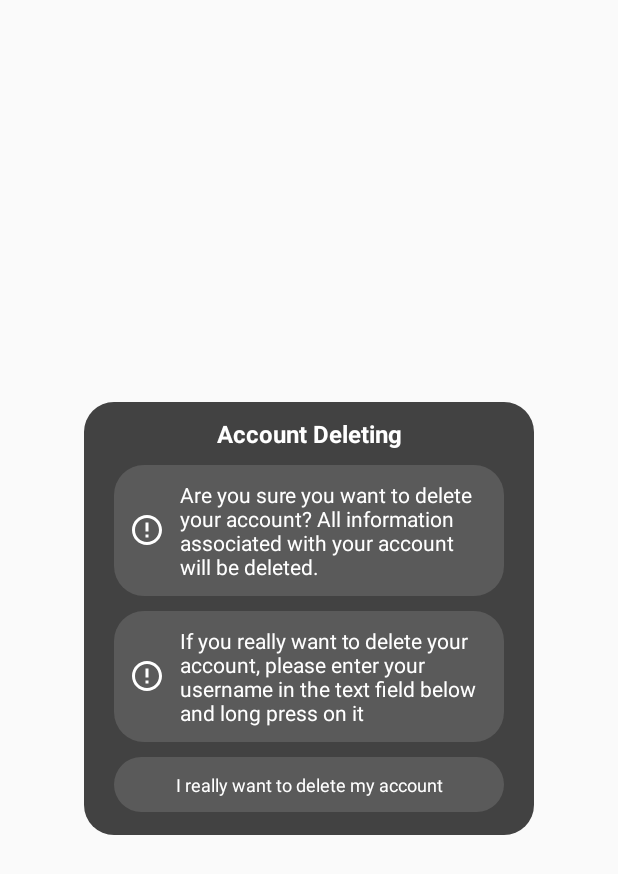
After one commit to KolyaFedorenko/StormWatch, an Android app: the layout delete_account_dialog.xml on its own in the app's theme, with its tools: preview values and no code run, on a phone screen of 412 x 824 dp. The commit adds this screen. Shown: the top 874 px of the screen. Run offline under Robolectric (Android 15) with nearby library versions, the phone set to English and light mode, and no system bars.

Commit message:
Added account deletion dialog

```diff
--- /dev/null
+++ b/app/src/main/java/com/example/moviereviewer/AccountDeletingDialog.java
@@ -0,0 +1,92 @@
+package com.example.moviereviewer;
+
+import android.app.Activity;
+import android.app.Dialog;
+import android.content.Context;
+import android.graphics.Color;
+import android.graphics.drawable.ColorDrawable;
+import android.text.Editable;
+import android.text.InputType;
+import android.text.TextWatcher;
+import android.view.View;
+import android.view.Window;
+import android.widget.EditText;
+import android.widget.Toast;
+
+import androidx.constraintlayout.widget.ConstraintLayout;
+
+import com.google.firebase.database.DatabaseReference;
+import com.google.firebase.database.FirebaseDatabase;
+
+public class AccountDeletingDialog extends CustomDialog {
+
+    private ConstraintLayout constraintDeleteAccount;
+    private EditText dialogEditDeletingUser;
+    private String login;
+    private boolean deletionConfirmed = false;
+    private DatabaseReference databaseReference = FirebaseDatabase.getInstance().getReference();
+
+    public AccountDeletingDialog(String login){
+        this.login = login;
+    }
+
+    @Override
+    public void showDialog(Activity activity) {
+        final Dialog dialog = new Dialog(activity);
+        dialog.requestWindowFeature(Window.FEATURE_NO_TITLE);
+        dialog.setCancelable(true);
+        dialog.setContentView(R.layout.delete_account_dialog);
+        dialog.getWindow().setBackgroundDrawable(new ColorDrawable(Color.TRANSPARENT));
+        findViews(dialog);
+        useViews(dialog);
+        dialog.show();
+    }
+
+    @Override
+    public void findViews(Dialog dialog) {
+        constraintDeleteAccount = dialog.findViewById(R.id.constraintDeleteAccount);
+        dialogEditDeletingUser = dialog.findViewById(R.id.dialogEditDeletingUser);
+    }
+
+    @Override
+    public void useViews(Dialog dialog) {
+        Context context = dialog.getContext();
+        constraintDeleteAccount.setOnClickListener(new View.OnClickListener() {
+            @Override
+            public void onClick(View v) {
+                if (dialogEditDeletingUser.getVisibility() == View.GONE){
+                    dialogEditDeletingUser.setVisibility(View.VISIBLE);
+                } else {
+                    dialogEditDeletingUser.setVisibility(View.GONE);
+                }
+            }
+        });
+
+        dialogEditDeletingUser.addTextChangedListener(new TextWatcher() {
+            @Override
+            public void beforeTextChanged(CharSequence s, int start, int count, int after) { }
+
+            @Override
+            public void onTextChanged(CharSequence s, int start, int before, int count) { }
+
+            @Override
+            public void afterTextChanged(Editable s) {
+                if (s.toString().equals(login)){
+                    dialogEditDeletingUser.setBackground(context.getDrawable(R.drawable.rounded_button_black));
+                    dialogEditDeletingUser.setTextColor(context.getColor(R.color.black));
+                    dialogEditDeletingUser.setFocusable(false);
+                    dialogEditDeletingUser.setClickable(true);
+                    dialogEditDeletingUser.setInputType(InputType.TYPE_NULL);
+                    deletionConfirmed = true;
+                }
+            }
+        });
+
+        dialogEditDeletingUser.setOnClickListener(new View.OnClickListener() {
+            @Override
+            public void onClick(View v) {
+                if (deletionConfirmed) Toast.makeText(context, "Clicked!", Toast.LENGTH_SHORT).show();
+            }
+        });
+    }
+}
--- a/app/src/main/java/com/example/moviereviewer/ProfileFragment.java
+++ b/app/src/main/java/com/example/moviereviewer/ProfileFragment.java
@@ -51,7 +51,7 @@ public class ProfileFragment extends Fragment implements ViewableFragment {
     private Button buttonSingOut;
     private TextView textLogin, textStatus;
     private CircleImageView imageProfile;
-    private ConstraintLayout clFavoriteMovies;
+    private ConstraintLayout clFavoriteMovies, clDeleteMyAccount;
     private RecyclerView recyclerViewFavorites;
 
     public ProfileFragment(String login) {
@@ -92,6 +92,7 @@ public class ProfileFragment extends Fragment implements ViewableFragment {
         textStatus = view.findViewById(R.id.textStatus);
         imageProfile = view.findViewById(R.id.imageProfile);
         clFavoriteMovies = view.findViewById(R.id.clFavoriteMovies);
+        clDeleteMyAccount = view.findViewById(R.id.clDeleteMyAccount);
         recyclerViewFavorites = view.findViewById(R.id.recyclerViewFavorites);
     }
 
@@ -141,6 +142,13 @@ public class ProfileFragment extends Fragment implements ViewableFragment {
             }
         });
 
+        clDeleteMyAccount.setOnClickListener(new View.OnClickListener() {
+            @Override
+            public void onClick(View v) {
+                new AccountDeletingDialog(login).showDialog(getActivity());
+            }
+        });
+
         textLogin.setText(login);
         Glide.with(getActivity()).load(FirebaseStorage.getInstance().getReference()
                 .child(login + "/Images/ProfileImage"))
--- /dev/null
+++ b/app/src/main/res/drawable/ic_caution.xml
@@ -0,0 +1,10 @@
+<vector xmlns:android="http://schemas.android.com/apk/res/android"
+        android:width="24dp"
+        android:height="24dp"
+        android:viewportWidth="24.0"
+        android:viewportHeight="24.0"
+        android:tint="?attr/colorControlNormal">
+    <path
+        android:fillColor="@android:color/white"
+        android:pathData="M11,15h2v2h-2zM11,7h2v6h-2zM11.99,2C6.47,2 2,6.48 2,12s4.47,10 9.99,10C17.52,22 22,17.52 22,12S17.52,2 11.99,2zM12,20c-4.42,0 -8,-3.58 -8,-8s3.58,-8 8,-8 8,3.58 8,8 -3.58,8 -8,8z"/>
+</vector>
--- /dev/null
+++ b/app/src/main/res/layout/delete_account_dialog.xml
@@ -0,0 +1,105 @@
+<?xml version="1.0" encoding="utf-8"?>
+<androidx.constraintlayout.widget.ConstraintLayout xmlns:android="http://schemas.android.com/apk/res/android"
+    android:layout_width="match_parent"
+    android:layout_height="match_parent"
+    xmlns:app="http://schemas.android.com/apk/res-auto">
+
+    <androidx.constraintlayout.widget.ConstraintLayout
+        android:layout_width="300dp"
+        android:layout_height="wrap_content"
+        app:layout_constraintTop_toTopOf="parent"
+        app:layout_constraintBottom_toBottomOf="parent"
+        app:layout_constraintStart_toStartOf="parent"
+        app:layout_constraintEnd_toEndOf="parent"
+        android:background="@drawable/rounded_background">
+
+        <TextView
+            android:id="@+id/textAccountDeleting"
+            android:layout_width="wrap_content"
+            android:layout_height="wrap_content"
+            app:layout_constraintTop_toTopOf="parent"
+            app:layout_constraintStart_toStartOf="parent"
+            app:layout_constraintEnd_toEndOf="parent"
+            android:text="@string/account_deleting"
+            android:textColor="@color/white"
+            android:textSize="16sp"
+            android:textStyle="bold"
+            android:layout_marginTop="10dp"/>
+
+        <TextView
+            android:id="@+id/textDeletingCaution"
+            android:layout_width="match_parent"
+            android:layout_height="wrap_content"
+            app:layout_constraintTop_toBottomOf="@id/textAccountDeleting"
+            android:text="@string/account_deleting_caution"
+            android:textColor="@color/white"
+            android:layout_marginTop="10dp"
+            android:layout_marginHorizontal="20dp"
+            android:drawableStart="@drawable/ic_caution"
+            android:drawablePadding="10dp"
+            android:drawableTint="@color/white"
+            android:background="@drawable/rounded_background_light"
+            android:paddingVertical="10dp"
+            android:paddingHorizontal="10dp"/>
+
+        <TextView
+            android:id="@+id/textDeletingInstruction"
+            android:layout_width="match_parent"
+            android:layout_height="wrap_content"
+            app:layout_constraintTop_toBottomOf="@id/textDeletingCaution"
+            android:text="@string/account_deleting_instruction"
+            android:textColor="@color/white"
+            android:layout_marginTop="10dp"
+            android:layout_marginHorizontal="20dp"
+            android:drawableStart="@drawable/ic_caution"
+            android:drawablePadding="10dp"
+            android:drawableTint="@color/white"
+            android:background="@drawable/rounded_background_light"
+            android:paddingVertical="10dp"
+            android:paddingHorizontal="10dp"/>
+
+        <androidx.constraintlayout.widget.ConstraintLayout
+            android:id="@+id/constraintDeleteAccount"
+            android:layout_width="match_parent"
+            android:layout_height="wrap_content"
+            app:layout_constraintTop_toBottomOf="@id/textDeletingInstruction"
+            app:layout_constraintBottom_toBottomOf="parent"
+            android:layout_marginHorizontal="20dp"
+            android:layout_marginTop="10dp"
+            android:layout_marginBottom="15dp"
+            android:background="@drawable/rounded_background_light"
+            android:animateLayoutChanges="true">
+
+            <TextView
+                android:id="@+id/textDeletingConfirmation"
+                android:layout_width="wrap_content"
+                android:layout_height="wrap_content"
+                app:layout_constraintTop_toTopOf="parent"
+                app:layout_constraintStart_toStartOf="parent"
+                app:layout_constraintEnd_toEndOf="parent"
+                app:layout_constraintBottom_toTopOf="@id/dialogEditDeletingUser"
+                android:text="@string/deleting_confirmation"
+                android:textColor="@color/white"
+                android:textSize="12sp"
+                android:layout_marginTop="10dp"
+                android:layout_marginBottom="10dp"/>
+
+            <EditText
+                android:id="@+id/dialogEditDeletingUser"
+                style="@style/EditTextHint"
+                android:layout_width="match_parent"
+                android:layout_height="40dp"
+                app:layout_constraintBottom_toBottomOf="parent"
+                android:background="@drawable/rounded_item"
+                android:hint="@string/your_username"
+                android:textColor="@color/white"
+                android:layout_marginHorizontal="20dp"
+                android:textAlignment="center"
+                android:inputType="text"
+                android:textSize="12sp"
+                android:layout_marginBottom="10dp"
+                android:clickable="false"
+                android:visibility="gone"/>
+        </androidx.constraintlayout.widget.ConstraintLayout>
+    </androidx.constraintlayout.widget.ConstraintLayout>
+</androidx.constraintlayout.widget.ConstraintLayout>
--- a/app/src/main/res/values/strings.xml
+++ b/app/src/main/res/values/strings.xml
@@ -29,4 +29,11 @@
     <string name="change_password">Change my password</string>
     <string name="delete_my_account">Delete my account</string>
     <string name="how_to_use_this_app">How to use this app?</string>
+    <string name="account_deleting">Account Deleting</string>
+    <string name="account_deleting_caution">Are you sure you want to delete your account?
+        All information associated with your account will be deleted.</string>
+    <string name="account_deleting_instruction">If you really want to delete your account,
+        please enter your username in the text field below and long press on it</string>
+    <string name="deleting_confirmation">I really want to delete my account</string>
+    <string name="your_username">Your Username</string>
 </resources>
```
